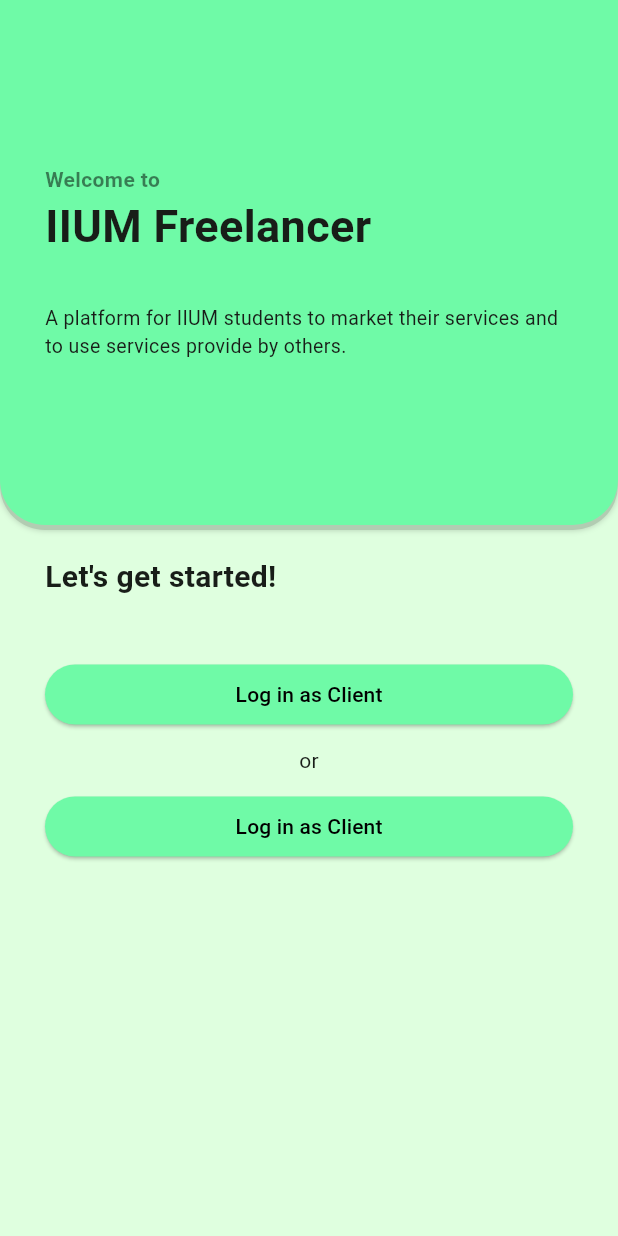
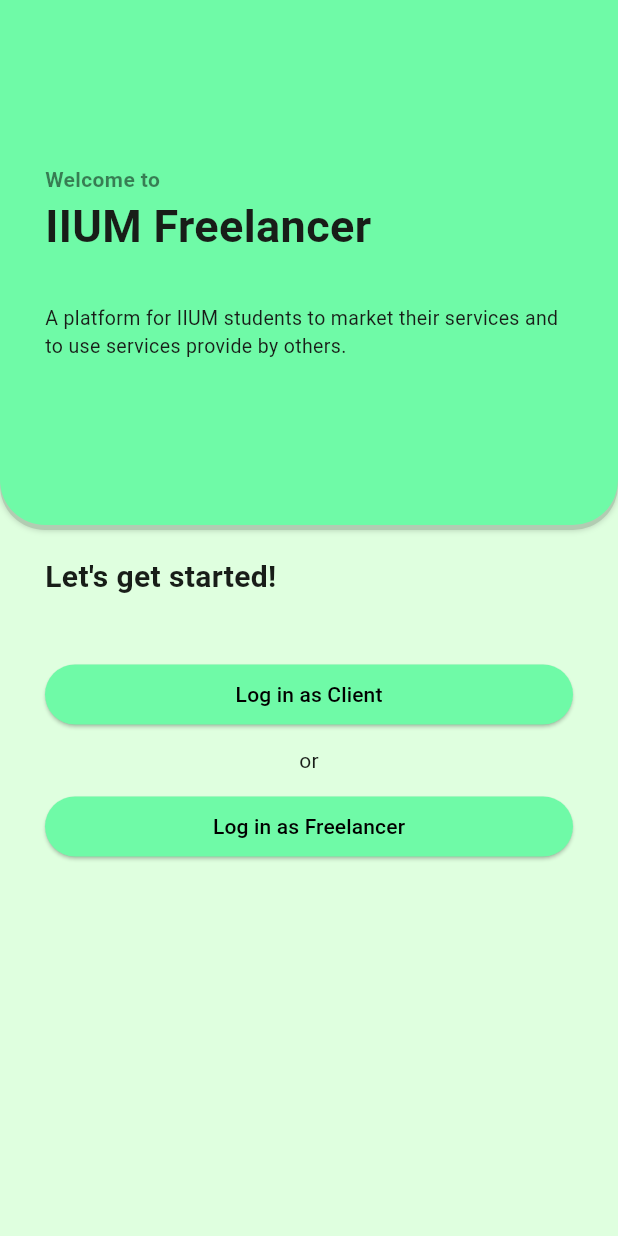
Before and after one commit to hakimnazry24/Fiverr-Clone-, a Flutter app: the screen it shows after launch, on a phone screen of 412 x 824 dp. Run offline on Flutter 3.47's test engine with Material 3 defaults, Android fonts, the phone set to English and light mode, and no system bars; our stand-ins replace cloud_firestore, firebase_auth, firebase_core, google_fonts; accounts and stored records are empty.

Commit message:
fix spelling

```diff
--- a/lib/welcomepage.dart
+++ b/lib/welcomepage.dart
@@ -100,7 +100,7 @@ class WelcomePage extends StatelessWidget {
                               MaterialPageRoute(
                                   builder: (context) =>
                                       const LoginAsFreelancerPage())),
-                          child: const Text("Log in as Client")),
+                          child: const Text("Log in as Freelancer")),
                     )
                   ],
                 ),
```
